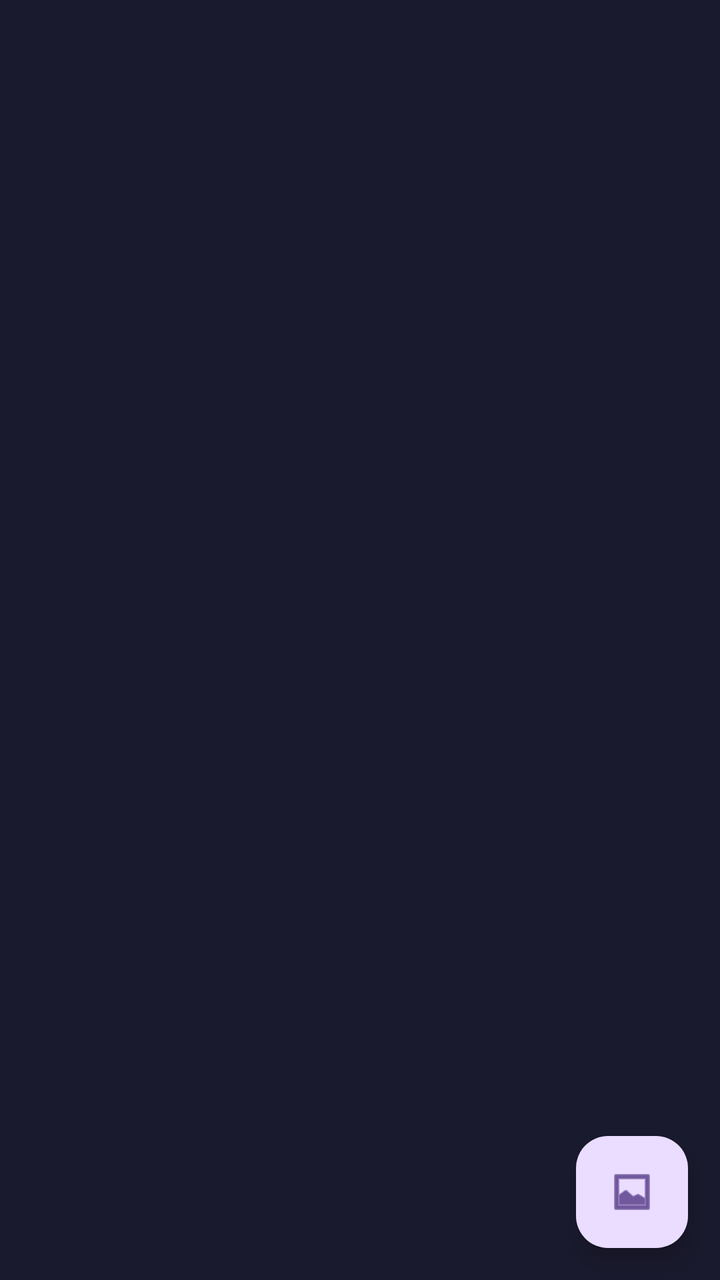
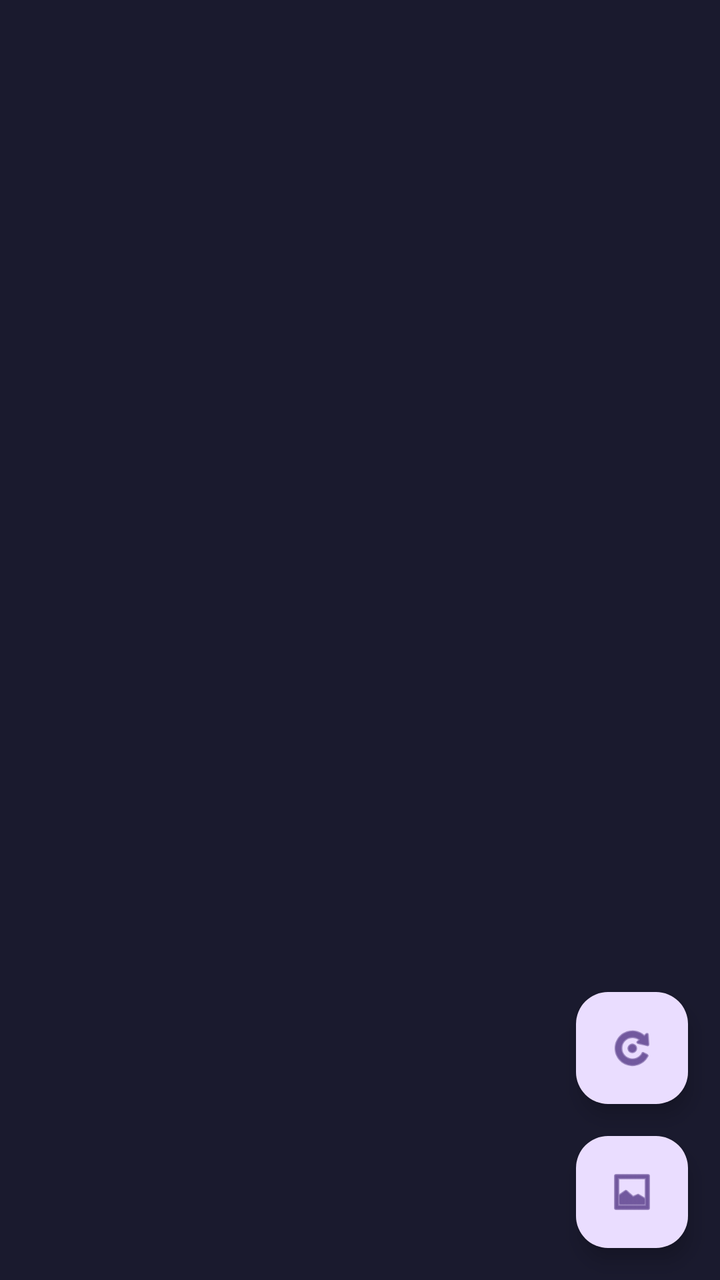

Screens rendered from an Android XML layout before and after an edit, with the pre-edit source and the edit as a unified diff.
<!-- AndroidManifest.xml: application theme Theme.LauncherAppKotlin -->
<!-- res/layout/activity_main.xml -->
<?xml version="1.0" encoding="utf-8"?>
<androidx.constraintlayout.widget.ConstraintLayout
    xmlns:android="http://schemas.android.com/apk/res/android"
    xmlns:app="http://schemas.android.com/apk/res-auto"
    xmlns:tools="http://schemas.android.com/tools"
    android:id="@+id/main"
    android:layout_width="match_parent"
    android:layout_height="match_parent"
    tools:context=".ui.launcher.MainActivity">

    
    <ImageView
        android:id="@+id/ivWallpaper"
        android:layout_width="0dp"
        android:layout_height="0dp"
        android:background="@color/launcher_background"
        android:contentDescription="@string/wallpaper_desc"
        android:scaleType="centerCrop"
        app:layout_constraintBottom_toBottomOf="parent"
        app:layout_constraintEnd_toEndOf="parent"
        app:layout_constraintStart_toStartOf="parent"
        app:layout_constraintTop_toTopOf="parent" />

    
    <androidx.recyclerview.widget.RecyclerView
        android:id="@+id/rvApps"
        android:layout_width="0dp"
        android:layout_height="0dp"
        android:clipToPadding="false"
        android:padding="12dp"
        app:layout_constraintBottom_toBottomOf="parent"
        app:layout_constraintEnd_toEndOf="parent"
        app:layout_constraintStart_toStartOf="parent"
        app:layout_constraintTop_toTopOf="parent" />

    
    <com.google.android.material.floatingactionbutton.FloatingActionButton
        android:id="@+id/fabWallpaper"
        android:layout_width="wrap_content"
        android:layout_height="wrap_content"
        android:layout_margin="16dp"
        android:contentDescription="@string/change_wallpaper"
        app:layout_constraintBottom_toBottomOf="parent"
        app:layout_constraintEnd_toEndOf="parent"
        app:srcCompat="@android:drawable/ic_menu_gallery" />

</androidx.constraintlayout.widget.ConstraintLayout>
<!-- resources referenced by this layout -->
<resources>
  <color name="launcher_background">#FF1A1A2E</color>
  <string name="change_wallpaper">Đổi hình nền</string>
  <string name="wallpaper_desc">Hình nền launcher</string>
  <style name="Theme.LauncherAppKotlin" parent="Base.Theme.LauncherAppKotlin" />
  <style name="Base.Theme.LauncherAppKotlin" parent="Theme.Material3.DayNight.NoActionBar">
          
          
      </style>
</resources>

<!-- the commit's change to res/layout/activity_main.xml (unified diff, before → after) -->
@@ -44,4 +44,15 @@
         app:layout_constraintEnd_toEndOf="parent"
         app:srcCompat="@android:drawable/ic_menu_gallery" />
 
+    <com.google.android.material.floatingactionbutton.FloatingActionButton
+        android:id="@+id/fabTheme"
+        android:layout_width="wrap_content"
+        android:layout_height="wrap_content"
+        android:layout_marginEnd="16dp"
+        android:layout_marginBottom="88dp"
+        android:contentDescription="@string/change_theme"
+        app:layout_constraintBottom_toBottomOf="parent"
+        app:layout_constraintEnd_toEndOf="parent"
+        app:srcCompat="@android:drawable/ic_menu_rotate" />
+
 </androidx.constraintlayout.widget.ConstraintLayout>
<!-- resource entries referenced after the edit -->
@@ -1,6 +1,7 @@
 <!-- resources referenced by this layout -->
 <resources>
   <color name="launcher_background">#FF1A1A2E</color>
+  <string name="change_theme">Đổi theme từ server</string>
   <string name="change_wallpaper">Đổi hình nền</string>
   <string name="wallpaper_desc">Hình nền launcher</string>
   <style name="Theme.LauncherAppKotlin" parent="Base.Theme.LauncherAppKotlin" />
